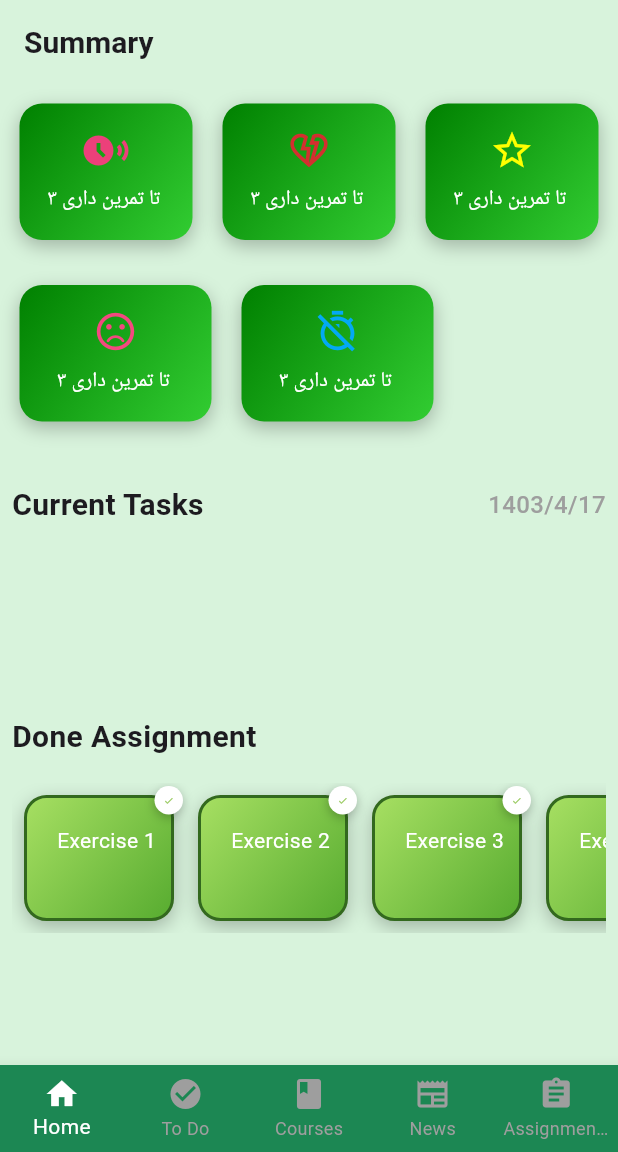
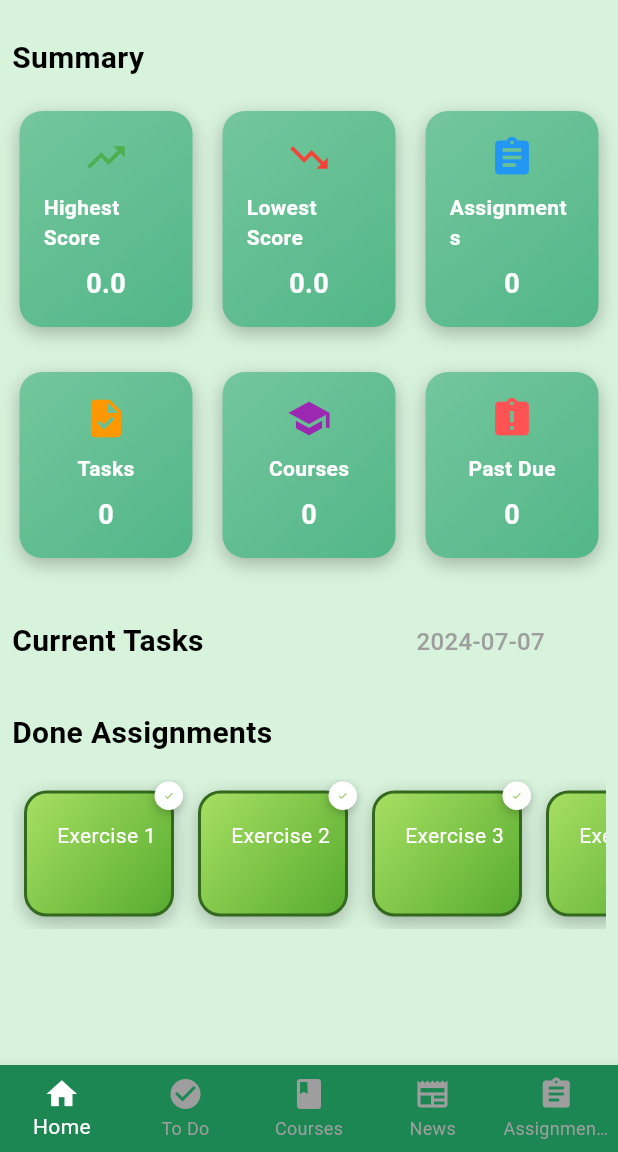
Before and after one commit to Rouzbeh-Sti/SeyedYar, a Flutter app: the MainPage screen opened directly with empty values, on a phone screen of 412 x 824 dp, the part 84-1236 px from its top. Run offline on Flutter 3.47's test engine with Material 3 defaults, Android fonts, the phone set to English and light mode, and no system bars; our stand-ins replace another_flushbar, file_picker.

Commit message:
connect home page to front(for summary and tasks)

```diff
--- a/seyedyar/lib/pages/home_page.dart
+++ b/seyedyar/lib/pages/home_page.dart
@@ -1,26 +1,55 @@
+import 'dart:async';
+import 'dart:io';
 import 'package:flutter/material.dart';
-import 'package:shamsi_date/shamsi_date.dart'; // برای تاریخ شمسی
+import 'package:intl/intl.dart';
 import 'todo_work_page.dart';
 
-class HomePage extends StatelessWidget {
+class homePage extends StatefulWidget {
   final String name;
   final int studentID;
 
-  HomePage({required this.name, required this.studentID});
+  homePage({required this.name, required this.studentID});
+
+  @override
+  _homePageState createState() => _homePageState();
+}
+
+class _homePageState extends State<homePage> {
+  Map<String, dynamic> summaryData = {
+    'highestScore': 0.0,
+    'lowestScore': 0.0,
+    'numberOfAssignments': 0,
+    'numberOfTasks': 0,
+    'numberOfCourses': 0,
+    'numberOfAssignmentsPastDue': 0,
+  };
+
+  @override
+  void initState() {
+    super.initState();
+    fetchSummaryData();
+    fetchTasks();
+  }
 
   @override
   Widget build(BuildContext context) {
-    return MaterialApp(
-      debugShowCheckedModeBanner: false,
-      title: 'Summary',
-      theme: ThemeData(
-        primarySwatch: Colors.green,
-      ),
-      home: Scaffold(
+    String formattedDate = DateFormat('yyyy-MM-dd').format(DateTime.now());
+
+    return WillPopScope(
+      onWillPop: () async {
+        return false;
+      },
+      child: Scaffold(
         backgroundColor: Color(0xFFD8F3DC),
-        appBar: AppBar(
-          backgroundColor: Color(0xFFD8F3DC),
-          title: const Text(
+        body: SingleChildScrollView(
+          child: Padding(
+            padding: const EdgeInsets.all(8.0),
+            child: Column(
+              crossAxisAlignment: CrossAxisAlignment.start,
+              children: [
+                Padding(
+                  padding: const EdgeInsets.symmetric(vertical: 16.0),
+                  child: Text(
                     'Summary',
                     style: TextStyle(
                       fontSize: 20,
@@ -28,43 +57,68 @@ class HomePage extends StatelessWidget {
                     ),
                   ),
                 ),
-        body: Padding(
-          padding: const EdgeInsets.all(8.0),
-          child: Column(
-            crossAxisAlignment: CrossAxisAlignment.start,
-            children: [
                 Row(
                   mainAxisAlignment: MainAxisAlignment.spaceBetween,
                   children: [
-                  Expanded(child: greenCards[0]),
+                    Expanded(
+                        child: buildSummaryCard(
+                            'Highest Score',
+                            summaryData['highestScore'].toString(),
+                            Icons.trending_up,
+                            Colors.green)),
                     SizedBox(width: 10),
-                  Expanded(child: greenCards[1]),
+                    Expanded(
+                        child: buildSummaryCard(
+                            'Lowest Score',
+                            summaryData['lowestScore'].toString(),
+                            Icons.trending_down,
+                            Colors.red)),
                     SizedBox(width: 10),
-                  Expanded(child: greenCards[2]),
+                    Expanded(
+                        child: buildSummaryCard(
+                            'Assignments',
+                            summaryData['numberOfAssignments'].toString(),
+                            Icons.assignment,
+                            Colors.blue)),
                   ],
                 ),
                 SizedBox(height: 20),
                 Row(
                   mainAxisAlignment: MainAxisAlignment.start,
                   children: [
-                  greenCards[3],
+                    Expanded(
+                        child: buildSummaryCard(
+                            'Tasks',
+                            summaryData['numberOfTasks'].toString(),
+                            Icons.task,
+                            Colors.orange)),
                     SizedBox(width: 10),
-                  greenCards[4],
+                    Expanded(
+                        child: buildSummaryCard(
+                            'Courses',
+                            summaryData['numberOfCourses'].toString(),
+                            Icons.school,
+                            Colors.purple)),
+                    SizedBox(width: 10),
+                    Expanded(
+                        child: buildSummaryCard(
+                            'Past Due',
+                            summaryData['numberOfAssignmentsPastDue']
+                                .toString(),
+                            Icons.assignment_late,
+                            Colors.redAccent)),
                   ],
                 ),
                 SizedBox(height: 20),
-              // بخش Current Tasks
-              CurrentTasks(),
-              Expanded(
+                CurrentTasks(formattedDate: formattedDate),
+                Container(
+                  height: section1Items.length * 80.0,
                   child: TaskList(items: section1Items),
-              ),
-              SizedBox(
-                height: 10,
                 ),
                 Padding(
                   padding: const EdgeInsets.symmetric(vertical: 16.0),
                   child: Text(
-                  'Done Assignment',
+                    'Done Assignments',
                     style: TextStyle(
                       fontSize: 20,
                       fontWeight: FontWeight.bold,
@@ -87,6 +141,135 @@ class HomePage extends StatelessWidget {
               ],
             ),
           ),
+        ),
+      ),
+    );
+  }
+
+  Future<void> fetchSummaryData() async {
+    try {
+      final socket = await Socket.connect('192.168.1.199', 8080);
+      socket.write("GET: studentSummary~${widget.studentID}\u0000");
+
+      List<int> responseBytes = [];
+      await socket.listen((data) {
+        responseBytes.addAll(data);
+      }).asFuture();
+      String response = String.fromCharCodes(responseBytes).trim();
+
+      if (response.startsWith("200~")) {
+        String data = response.split('~')[1];
+        List<String> summaryParts = data.split(",");
+        setState(() {
+          summaryData = {
+            'highestScore': double.parse(summaryParts[0]),
+            'lowestScore': double.parse(summaryParts[1]),
+            'numberOfAssignments': int.parse(summaryParts[2]),
+            'numberOfTasks': int.parse(summaryParts[3]),
+            'numberOfCourses': int.parse(summaryParts[4]),
+            'numberOfAssignmentsPastDue': int.parse(summaryParts[5]),
+          };
+        });
+      } else {
+        throw Exception(response.split('~')[1]);
+      }
+
+      socket.close();
+    } catch (e) {
+      throw Exception('Failed to load summary data: $e');
+    }
+  }
+
+  void fetchTasks() async {
+    try {
+      final serverSocket = await Socket.connect('192.168.1.199', 8080);
+      serverSocket.write("GET: studentTasks~${widget.studentID}\u0000");
+
+      List<int> responseBytes = [];
+      await serverSocket.listen((data) {
+        responseBytes.addAll(data);
+      }).asFuture();
+      String response = String.fromCharCodes(responseBytes).trim();
+
+      if (response.startsWith("200~")) {
+        String data = response.split('~')[1];
+        List<String> tasksData = data.split(";");
+        List<ListItem> fetchedTasks =
+            tasksData.where((taskData) => taskData.isNotEmpty).map((taskData) {
+          List<String> parts = taskData.split(",");
+          String dateTime = parts[2];
+          DateTime parsedDateTime = DateTime.parse(dateTime);
+          String date =
+              "${parsedDateTime.year}-${parsedDateTime.month.toString().padLeft(2, '0')}-${parsedDateTime.day.toString().padLeft(2, '0')}";
+          String time =
+              "${parsedDateTime.hour.toString().padLeft(2, '0')}:${parsedDateTime.minute.toString().padLeft(2, '0')}";
+          return ListItem(parts[0], parts[1] == 'true', date, time);
+        }).toList();
+        setState(() {
+          section1Items = fetchedTasks.where((item) => item.isActive).toList();
+          section2Items = fetchedTasks.where((item) => !item.isActive).toList();
+        });
+      } else {
+        print("ERROR: ${response.split('~')[1]}");
+      }
+
+      serverSocket.close();
+    } catch (e) {
+      print("ERROR: $e");
+    }
+  }
+
+  Widget buildSummaryCard(
+      String title, String value, IconData icon, Color iconColor) {
+    return Container(
+      width: 128,
+      margin: EdgeInsets.all(5.0),
+      decoration: BoxDecoration(
+        gradient: LinearGradient(
+          colors: [
+            Color(0xFF74C69D),
+            Color(0xFF52B788),
+          ],
+          begin: Alignment.topLeft,
+          end: Alignment.bottomRight,
+        ),
+        boxShadow: [
+          BoxShadow(
+            color: Colors.black26,
+            blurRadius: 10.0,
+            offset: Offset(0, 4),
+          ),
+        ],
+        borderRadius: BorderRadius.circular(15),
+      ),
+      padding: EdgeInsets.all(16),
+      child: Column(
+        mainAxisSize: MainAxisSize.min,
+        children: [
+          Icon(
+            icon,
+            size: 30,
+            color: iconColor,
+          ),
+          SizedBox(height: 8),
+          Text(
+            title,
+            style: TextStyle(
+              fontSize: 14,
+              color: Colors.white,
+              fontWeight: FontWeight.bold,
+            ),
+          ),
+          SizedBox(height: 8),
+          Text(
+            value,
+            style: TextStyle(
+              fontSize: 18,
+              color: Colors.white,
+              fontWeight: FontWeight.bold,
+            ),
+          ),
+        ],
       ),
     );
   }
@@ -153,8 +336,8 @@ class CompletedExerciseCard extends StatelessWidget {
             ],
           ),
           Positioned(
-            top: -18, // انحراف بالایی برای آیکون
-            right: -18, // انحراف راستی برای آیکون
+            top: -18,
+            right: -18,
             child: Container(
               padding: EdgeInsets.all(6),
               decoration: BoxDecoration(
@@ -173,82 +356,6 @@ class CompletedExerciseCard extends StatelessWidget {
                 size: 7,
                 color: Colors.lightGreen[400],
               ),
-            ),
-          ),
-        ],
-      ),
-    );
-  }
-}
-
-List<GreenGradientCard> greenCards = [
-  GreenGradientCard(
-      icon: Icons.share_arrival_time,
-      text: '۳ تا تمرین داری ',
-      colorIcon: Colors.pink[400]!),
-  GreenGradientCard(
-      icon: Icons.heart_broken_outlined,
-      text: '۳ تا تمرین داری ',
-      colorIcon: Colors.red[700]!),
-  GreenGradientCard(
-      icon: Icons.star_border_outlined,
-      text: '۳ تا تمرین داری ',
-      colorIcon: Colors.yellowAccent),
-  GreenGradientCard(
-      icon: Icons.sentiment_dissatisfied_rounded,
-      text: '۳ تا تمرین داری ',
-      colorIcon: Color(0XFFF5487F)),
-  GreenGradientCard(
-      icon: Icons.timer_off_outlined,
-      text: '۳ تا تمرین داری ',
-      colorIcon: Colors.lightBlue)
-];
-
-class GreenGradientCard extends StatelessWidget {
-  final IconData icon;
-  final String text;
-  final Color colorIcon;
-  GreenGradientCard(
-      {required this.icon, required this.text, required this.colorIcon});
-
-  @override
-  Widget build(BuildContext context) {
-    return Container(
-      width: 128,
-      margin: EdgeInsets.all(5.0),
-      decoration: BoxDecoration(
-        gradient: LinearGradient(
-          colors: [
-            Color(0xFF008000),
-            Color(0xFF32cd32),
-          ],
-          begin: Alignment.topLeft,
-          end: Alignment.bottomRight,
-        ),
-        boxShadow: [
-          BoxShadow(
-            color: Colors.black26,
-            blurRadius: 10.0,
-            offset: Offset(0, 4),
-          ),
-        ],
-        borderRadius: BorderRadius.circular(15),
-      ),
-      padding: EdgeInsets.all(16),
-      child: Column(
-        mainAxisSize: MainAxisSize.min,
-        children: [
-          Icon(
-            icon,
-            size: 30,
-            color: colorIcon,
-          ),
-          SizedBox(height: 8),
-          Text(
-            text,
-            style: TextStyle(
-              fontSize: 14,
-              color: Colors.white,
             ),
           ),
         ],
@@ -308,17 +415,20 @@ class TaskList extends StatelessWidget {
           fontWeight: FontWeight.bold,
           color: item.isActive ? Colors.black : Colors.black54,
         ),
+        overflow: TextOverflow.ellipsis,
       ),
     ));
   }
 }
 
 class CurrentTasks extends StatelessWidget {
+  final String formattedDate;
+
+  CurrentTasks({required this.formattedDate});
+
   @override
   Widget build(BuildContext context) {
     var widthOfScreen = MediaQuery.of(context).size.width;
-    final Jalali jDate = Jalali.now();
-    final String formattedDate = '${jDate.year}/${jDate.month}/${jDate.day}';
 
     return Padding(
       padding: const EdgeInsets.symmetric(vertical: 16.0),
@@ -332,7 +442,7 @@ class CurrentTasks extends StatelessWidget {
               fontWeight: FontWeight.bold,
             ),
           ),
-          SizedBox(width: widthOfScreen * 0.46),
+          SizedBox(width: widthOfScreen * 0.344),
           Text(
             formattedDate,
             style: TextStyle(
@@ -343,36 +453,3 @@ class CurrentTasks extends StatelessWidget {
     );
   }
 }
-
-void showAddItemDialog(BuildContext context) {
-  showDialog(
-    context: context,
-    builder: (BuildContext context) {
-      return AlertDialog(
-        title: Text("Add New Task"),
-        content: Column(
-          mainAxisSize: MainAxisSize.min,
-          children: <Widget>[
-            TextField(
-              decoration: InputDecoration(hintText: "Enter task name"),
-            ),
-          ],
-        ),
-        actions: <Widget>[
-          TextButton(
-            child: Text("Add"),
-            onPressed: () {
-              Navigator.of(context).pop();
-            },
-          ),
-          TextButton(
-            child: Text("Cancel"),
-            onPressed: () {
-              Navigator.of(context).pop();
-            },
-          ),
-        ],
-      );
-    },
-  );
-}
--- a/seyedyar/lib/pages/main_page.dart
+++ b/seyedyar/lib/pages/main_page.dart
@@ -1,7 +1,7 @@
 import 'package:flutter/material.dart';
 import 'package:seyedyar/components/custom_app_bar.dart';
+import 'package:seyedyar/pages/courses_page.dart';
 import 'package:seyedyar/pages/home_page.dart';
-import 'package:seyedyar/pages/courses_page.dart';
 import 'package:seyedyar/pages/news_page.dart';
 import 'package:seyedyar/pages/assignments_page.dart';
 import 'package:seyedyar/pages/todo_work_page.dart';
@@ -26,7 +26,7 @@ class _MainPageState extends State<MainPage> {
   void initState() {
     super.initState();
     _pages = <Widget>[
-      HomePage(name: widget.name, studentID: widget.studentID),
+      homePage(name: widget.name, studentID: widget.studentID),
       TodoWorkPage(name: widget.name, studentID: widget.studentID),
       CoursesPage(studentId: widget.studentID),
       NewsPage(name: widget.name, studentID: widget.studentID),
@@ -42,7 +42,11 @@ class _MainPageState extends State<MainPage> {
 
   @override
   Widget build(BuildContext context) {
-    return Scaffold(
+    return WillPopScope(
+      onWillPop: () async {
+        return false;
+      },
+      child: Scaffold(
         appBar: CustomAppBar(
           title: _selectedIndex == 0
               ? 'Home'
@@ -61,7 +65,8 @@ class _MainPageState extends State<MainPage> {
               context,
               MaterialPageRoute(
                 builder: (context) => ProfilePage(
-                name: widget.name,studentID: widget.studentID,
+                  name: widget.name,
+                  studentID: widget.studentID,
                 ),
               ),
             );
@@ -98,6 +103,7 @@ class _MainPageState extends State<MainPage> {
           currentIndex: _selectedIndex,
           onTap: _onItemTapped,
         ),
+      ),
     );
   }
 }
--- a/seyedyar/pubspec.yaml
+++ b/seyedyar/pubspec.yaml
@@ -37,6 +37,7 @@ dependencies:
   # The following adds the Cupertino Icons font to your application.
   # Use with the CupertinoIcons class for iOS style icons.
   cupertino_icons: ^1.0.6
+  intl: ^0.17.0
 
 dev_dependencies:
   flutter_test:
--- a/src/database/assignmentList.txt
+++ b/src/database/assignmentList.txt
@@ -1 +1,2 @@
 1,thread,1,2024-07-07,12:00,2,true,,,0.0
+4,appp,1,2024-07-08,12:12,2,true,,,0.0
--- a/src/database/newsList.txt
+++ b/src/database/newsList.txt
@@ -1 +1,2 @@
 1,samad,shenaaas,https://www.sbu.ac.ir/
+2,kaka siah,sala mchetori,https://www.appicon.co/
--- a/src/database/studentAssignmentList.txt
+++ b/src/database/studentAssignmentList.txt
@@ -1 +1,2 @@
 1,1,,false,,,0.0,thread
+4,1,2,true,hhh,,0.0,appp
--- a/src/database/taskList.txt
+++ b/src/database/taskList.txt
@@ -1,4 +1,4 @@
 karim,true,1,2024-07-30 17:14
 mamad,true,1,2024-07-30 00:15
+7jhw,true,1,2024-07-25 14:30
 uwuw,true,1,2024-07-07 18:50
-7jhw,false,1,2024-07-25 14:30
```
Also changed, not shown: seyedyar/lib/pages/assignments_page.dart (+8 -3 lines), seyedyar/lib/pages/courses_page.dart (+6 -1 lines), seyedyar/lib/pages/news_page.dart (+8 -2 lines), seyedyar/lib/pages/todo_work_page.dart (+6 -1 lines), out/production/MiniProject/database/assignmentList.txt, out/production/MiniProject/database/newsList.txt, out/production/MiniProject/database/studentAssignmentList.txt, out/production/MiniProject/database/taskList.txt, seyedyar/pubspec.lock, 4 other files. Lines whose indentation alone changed are shown as unchanged.
